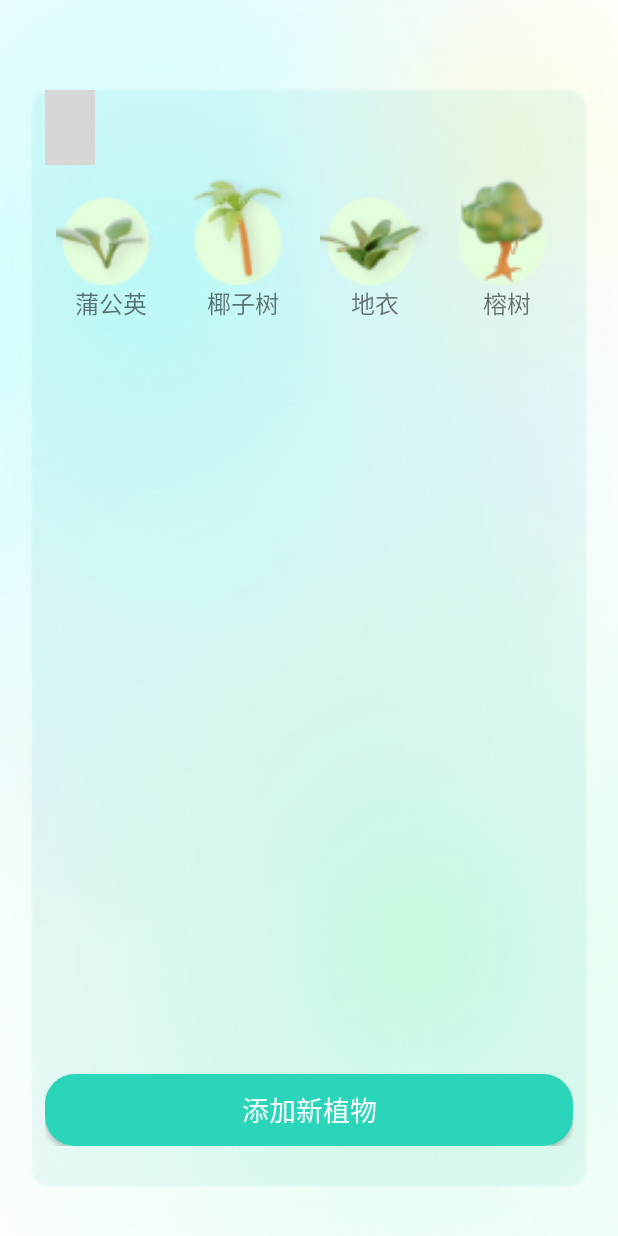
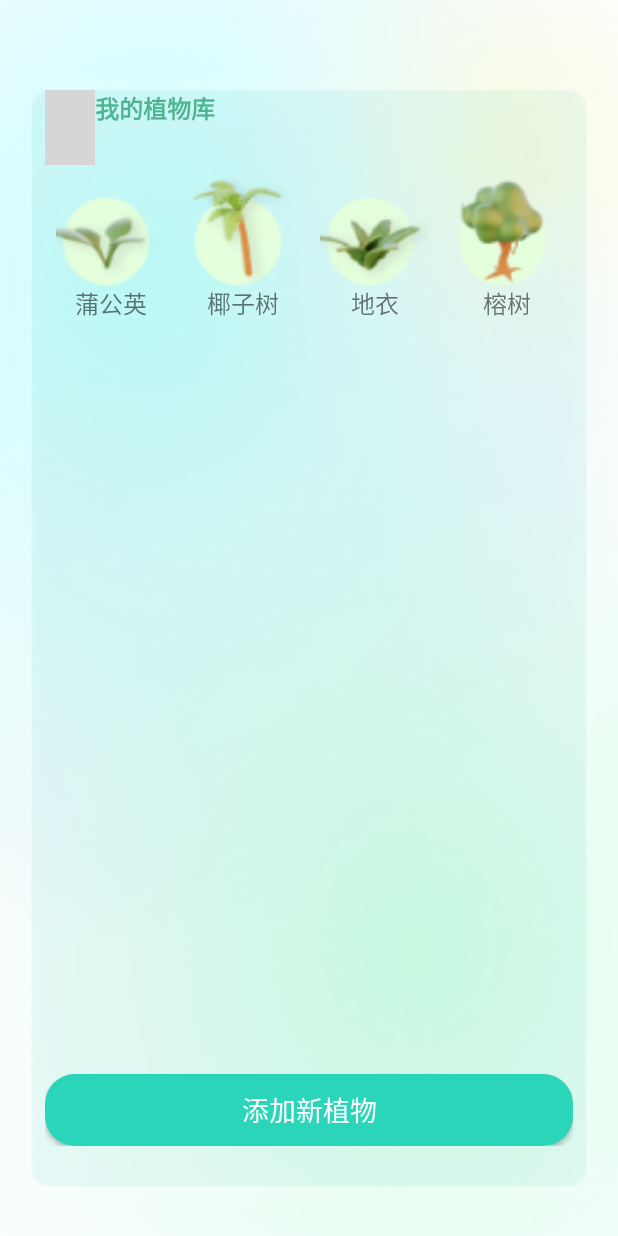
Before and after one commit to Zheshinimenbiwode/CrazyDave, an Android app: the layout social_page.xml on its own in the app's theme, with its tools: preview values and no code run, on a phone screen of 412 x 824 dp. Run offline under Robolectric (Android 15) with nearby library versions, the phone set to English and light mode, and no system bars; grey boxes are pictures that could not be loaded.

Commit message:
Update social_page.xml

```diff
--- a/1/app/src/main/res/layout/social_page.xml
+++ b/1/app/src/main/res/layout/social_page.xml
@@ -34,7 +34,7 @@
                 android:layout_width="wrap_content"
                 android:layout_height="50dp"
                 android:layout_gravity="center"
-                android:padding="100dp"
+
                 android:text="我的植物库"
                 android:textColor="#50B490"
                 android:textSize="16sp"
```
